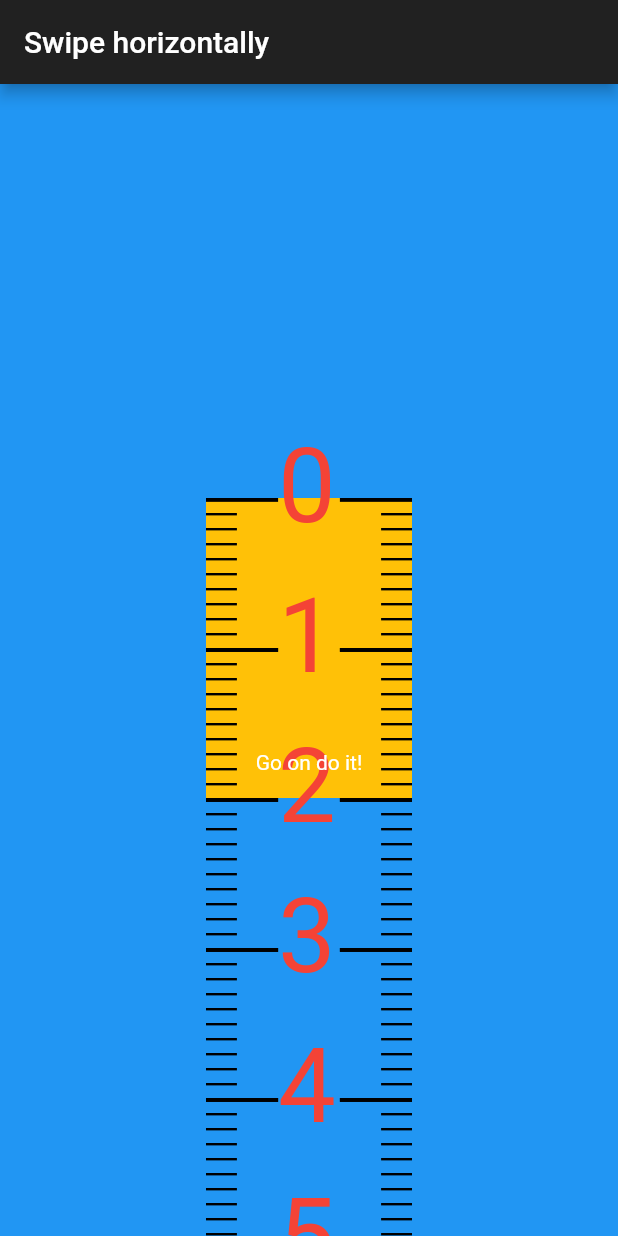
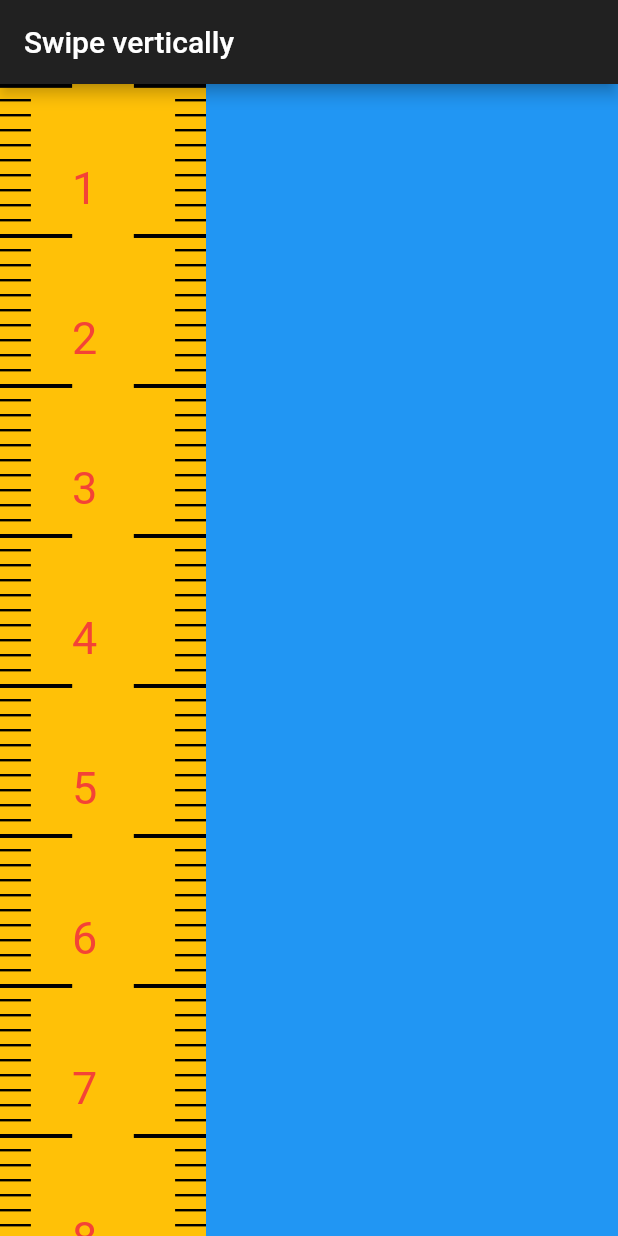
Before and after one commit to 4amVim/flutterStarter, a Flutter app: the screen it shows after launch, on a phone screen of 412 x 824 dp. Run offline on Flutter 3.47's test engine with Material 2 defaults, Android fonts, the phone set to English and light mode, and no system bars.

Commit message:
chore: :zap:

```diff
--- a/lib/main.dart
+++ b/lib/main.dart
@@ -1,7 +1,6 @@
 import 'dart:math';
 import 'dart:ui';
 import 'package:flutter/material.dart';
-import 'package:vector_math/vector_math_64.dart' show Vector4;
 
 void main() => runApp(MyApp());
 
@@ -10,23 +9,23 @@ class MyApp extends StatelessWidget {
   Widget build(BuildContext context) => MaterialApp(
       title: 'Flutter Demo',
       theme: ThemeData(primarySwatch: Colors.blue, brightness: Brightness.dark),
-      home: MyHomePage());
+      home: OnboardingPage());
 }
 
-class MyHomePage extends StatefulWidget {
-  MyHomePage();
+class OnboardingPage extends StatefulWidget {
+  OnboardingPage();
   @override
-  _MyHomePageState createState() => _MyHomePageState();
+  _OnboardingPageState createState() => _OnboardingPageState();
 }
 
-class _MyHomePageState extends State<MyHomePage> {
+class _OnboardingPageState extends State<OnboardingPage> {
   String _debugText = 'Go on do it!';
 
   late Offset touchStart;
 
   @override
   Widget build(BuildContext context) => Scaffold(
-        appBar: AppBar(title: Text('Swipe horizontally')),
+      appBar: AppBar(title: Text('Swipe vertically')),
       body: Center(
           child: Container(
               width: double.infinity,
@@ -34,31 +33,28 @@ class _MyHomePageState extends State<MyHomePage> {
               color: Colors.green,
               child: LayoutBuilder(
                   builder: (BuildContext context, BoxConstraints constraints) =>
-                  Container(
+                      ColoredBox(
                           color: Colors.blue,
-                child: Column(
-                    mainAxisAlignment: MainAxisAlignment.center,
-                    children: [
-                      Tape(width: constraints.maxWidth / 3, height: 200),
-                      Text(_debugText)
-                    ]),
+                          child: Stack(children: [
+                            Align(
+                              alignment: Alignment.centerLeft,
+                              child: Tape(
+                                  width: constraints.maxWidth / 3,
+                                  height: constraints.maxHeight),
                             ),
-            ),
-          ),
-        ),
-      );
+                            Align(
+                                alignment: FractionalOffset(
+                                    constraints.maxWidth / 3,
+                                    constraints.maxHeight / 2),
+                                child: Text(_debugText))
+                          ]))))));
 
   ///
-  Widget Tape({required double width, required double height}) {
-    TapeMeasure.width = width;
-    return Transform.rotate(
-      angle: pi / 2,
-      child: Listener(
+  Widget Tape({required double width, required double height}) => Listener(
       behavior: HitTestBehavior.opaque,
       onPointerDown: (details) => touchStart = details.localPosition,
       onPointerMove: (details) => setState(() {
-                TapeMeasure.offsetBy(
-                    (details.localPosition.dx - touchStart.dx));
+            TapeMeasure.offsetBy((details.localPosition.dy - touchStart.dy));
             _debugText = TapeMeasure.string +
                 ' loopTime:' +
                 (TapeMeasure.looptime?.inMilliseconds.toString() ??
@@ -69,11 +65,15 @@ class _MyHomePageState extends State<MyHomePage> {
             _debugText = TapeMeasure.string;
           }),
       child: Container(
-              height: width,
-              width: height,
-              child: CustomPaint(painter: TapeMeasure()))),
-    );
-  }
+          height: height,
+          // width: width,
+          // color: Colors.black,
+          child: CustomPaint(
+            painter: TapeMeasure(),
+            child: Container(
+              width: width,
+            ),
+          )));
 }
 
 class TapeMeasure extends CustomPainter {
@@ -82,37 +82,37 @@ class TapeMeasure extends CustomPainter {
 
   static Duration? looptime;
 
-  static late double width;
-
   @override
   void paint(Canvas canvas, Size size) {
     canvas //? Color the background, centre x-axis and do x-translation
       ..drawRect(Offset.zero & size, Paint()..color = Colors.amber)
-      // ..translate(0, size.height / 2) //? Vertically centre the x-axis
-      ..translate(start, 0) //? Offset the start (to persist between touches)
-      ..translate(offset, 0); //? immidiate offset for current fingering
+      ..translate(size.width, .0) //? Vertically centre the x-axis
+      ..translate(0, start) //? Offset the start (to persist between touches)
+      ..translate(0, offset) //? immidiate offset for current fingering
       // canvas
       // ..save()
-    // ..rotate(pi / 2);
+      ..rotate(pi / 2); //* remember that hereon the axes are switched
 
     ///Add [howMany] number of segments to the tape
     Canvas _addSegmentsAbove(Canvas cvs, int howMany, bool showText) {
       //* Some functions to ease modigying drawing bit
       //Draw longer lines for tens
       Rect tensLine(double xOffset) =>
-          Offset(xOffset, 0) & Size(2.56, 0.35 * width);
+          Offset(xOffset, 0) & Size(2.56, 0.35 * size.width);
       //Label them
+      double fontSize = 30; //size.width*0.2>
       void tensText(double xOffset, int no) => TextPainter(
           text: TextSpan(
               text: no.toString(),
-              style: TextStyle(fontSize: width * 0.5, color: Colors.red)),
+              style: TextStyle(fontSize: fontSize, color: Colors.red)),
           textDirection: TextDirection.ltr)
-        ..layout(minWidth: width * 0.2, maxWidth: width * 0.8)
-        ..paint(cvs, Offset(-0.65 * width, xOffset - 0.35 * width));
+        ..layout(minWidth: size.width * 0.2, maxWidth: size.width * 0.8)
+        ..paint(cvs, Offset(-0.65 * size.width, xOffset - 0.35 * size.width));
+      print(size.width * 0.2);
 
       // Draw shorter lines for units
       Rect unitLine(double xOffset) =>
-          Offset(xOffset, 0) & Size(1.6, 0.15 * width);
+          Offset(xOffset, 0) & Size(1.6, 0.15 * size.width);
       var black = Paint()..color = Colors.black;
 
       //* Draw segments
@@ -134,17 +134,17 @@ class TapeMeasure extends CustomPainter {
       return cvs;
     }
 
-    _addSegmentsAbove(canvas, 9, true);
+    _addSegmentsAbove(canvas, 90, true);
 
     ///*Remember that co-ords are [x,y,z,1] to be multiplied from the left
     var startTime = DateTime.now();
 
-    Matrix4 poka = Matrix4.translationValues(0, size.height, 0)
+    Matrix4 poka = Matrix4.translationValues(0, size.width, 0)
       ..scale(1.0, -1.0, 1.0);
     canvas.transform(poka.storage);
 
     looptime = DateTime.now().difference(startTime);
-    _addSegmentsAbove(canvas, 9, false);
+    _addSegmentsAbove(canvas, 90, false);
   }
 
   @override
```
Lines whose indentation alone changed are shown as unchanged.
